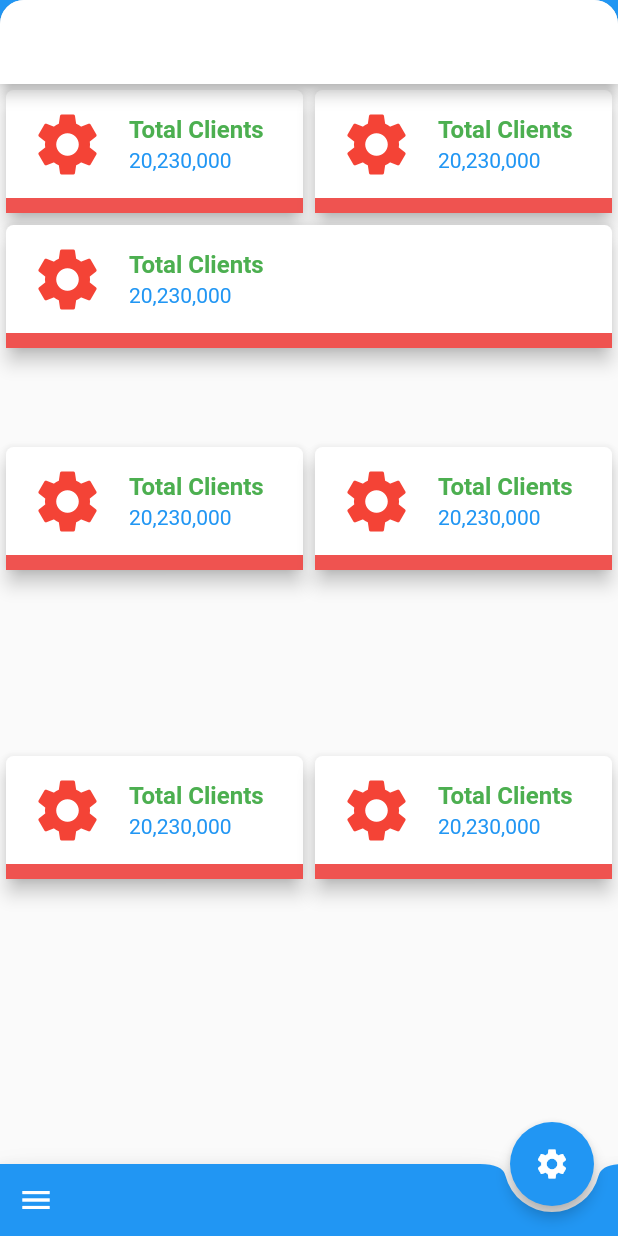
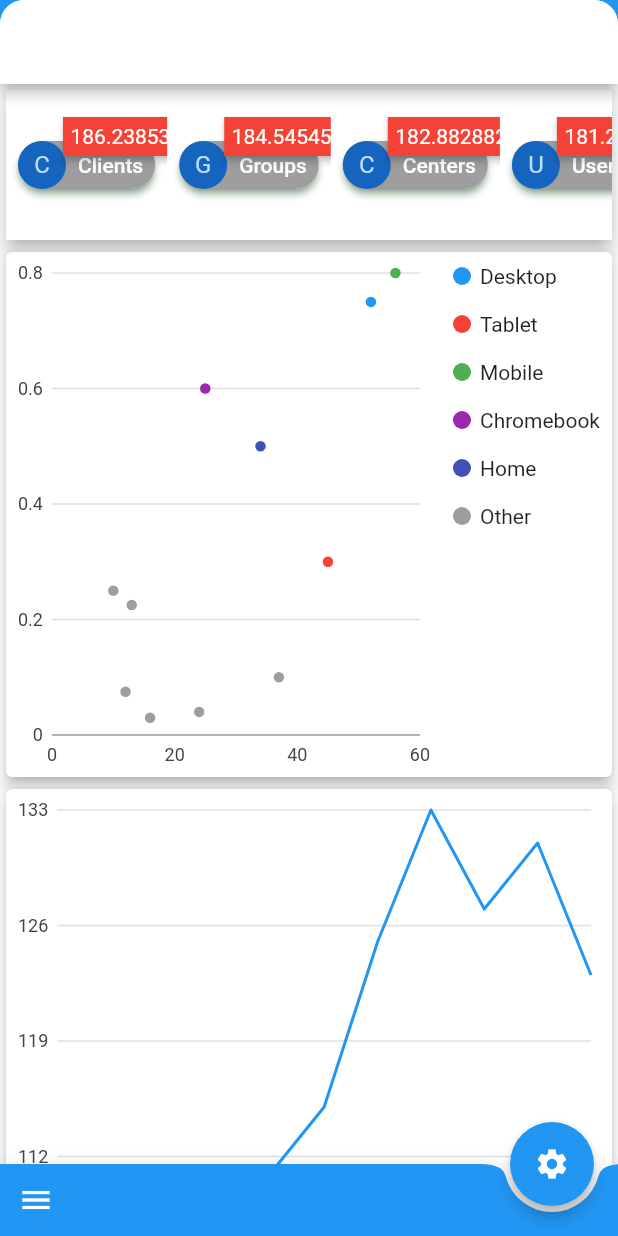
Before and after one commit to elirehema/iirc_flutter_d, a Flutter app: the MyHomeScreen screen opened directly, on a phone screen of 412 x 824 dp. Run offline on Flutter 3.47's test engine with Material 2 defaults, Android fonts, the phone set to English and light mode, and no system bars; drawn by our look-alikes of backdrop, badges; our stand-ins replace charts_flutter, connectivity, flutter_secure_storage; accounts and stored records are empty.

Commit message:
Home Chips

```diff
--- a/lib/routes.dart
+++ b/lib/routes.dart
@@ -8,7 +8,7 @@ class Routes {
       '/HomeScreen': (BuildContext context) => new  HomeScreen(),
       '/LoginScreen': (BuildContext context) => new  Login(),
       '/GaugeScreen': (BuildContext context) => new GroupedStackedWeightPatternBarChart.withSampleData(),
-      '/Setting': (BuildContext context) => new SettingPage(),
+      '/setting': (BuildContext context) => new SettingPage(),
     };
 
     Routes(){
--- /dev/null
+++ b/lib/screens/ChartScreens/BucketingAxisScatterPlotChart.dart
@@ -0,0 +1,136 @@
+/// Example of a scatter plot chart with a bucketing measure axis and a legend.
+///
+/// A bucketing measure axis positions all values beneath a certain threshold
+/// into a reserved space on the axis range. The label for the bucket line will
+/// be drawn in the middle of the bucket range, rather than aligned with the
+/// gridline for that value's position on the scale.
+import 'package:charts_flutter/flutter.dart' as charts;
+import 'package:flutter/material.dart';
+
+class BucketingAxisScatterPlotChart extends StatelessWidget {
+  final List<charts.Series> seriesList;
+  final bool animate;
+
+  BucketingAxisScatterPlotChart(this.seriesList, {this.animate});
+
+  /// Creates a [ScatterPlotChart] with sample data and no transition.
+  factory BucketingAxisScatterPlotChart.withSampleData() {
+    return new BucketingAxisScatterPlotChart(
+      _createSampleData(),
+      // Disable animations for image tests.
+      animate: false,
+    );
+  }
+
+
+  @override
+  Widget build(BuildContext context) {
+    return new charts.ScatterPlotChart(seriesList,
+        // Set up a bucketing axis that will place all values below 0.1 (10%)
+        // into a bucket at the bottom of the chart.
+        //
+        // Configure a tick count of 3 so that we get 100%, 50%, and the
+        // threshold.
+        primaryMeasureAxis: new charts.BucketingAxisSpec(
+            threshold: 0.1,
+            tickProviderSpec: new charts.BucketingNumericTickProviderSpec(
+                desiredTickCount: 3)),
+        // Add a series legend to display the series names.
+        behaviors: [
+          new charts.SeriesLegend(position: charts.BehaviorPosition.end),
+        ],
+        animate: animate);
+  }
+
+  /// Create one series with sample hard coded data.
+  static List<charts.Series<LinearSales, int>> _createSampleData() {
+    final myFakeDesktopData = [
+      new LinearSales(52, 0.75, 14.0),
+    ];
+
+    final myFakeTabletData = [
+      new LinearSales(45, 0.3, 18.0),
+    ];
+
+    final myFakeMobileData = [
+      new LinearSales(56, 0.8, 17.0),
+    ];
+
+    final myFakeChromebookData = [
+      new LinearSales(25, 0.6, 13.0),
+    ];
+
+    final myFakeHomeData = [
+      new LinearSales(34, 0.5, 15.0),
+    ];
+
+    final myFakeOtherData = [
+      new LinearSales(10, 0.25, 15.0),
+      new LinearSales(12, 0.075, 14.0),
+      new LinearSales(13, 0.225, 15.0),
+      new LinearSales(16, 0.03, 14.0),
+      new LinearSales(24, 0.04, 13.0),
+      new LinearSales(37, 0.1, 14.5),
+    ];
+
+    return [
+      new charts.Series<LinearSales, int>(
+          id: 'Desktop',
+          colorFn: (LinearSales sales, _) =>
+              charts.MaterialPalette.blue.shadeDefault,
+          domainFn: (LinearSales sales, _) => sales.year,
+          measureFn: (LinearSales sales, _) => sales.revenueShare,
+          radiusPxFn: (LinearSales sales, _) => sales.radius,
+          data: myFakeDesktopData),
+      new charts.Series<LinearSales, int>(
+          id: 'Tablet',
+          colorFn: (LinearSales sales, _) =>
+              charts.MaterialPalette.red.shadeDefault,
+          domainFn: (LinearSales sales, _) => sales.year,
+          measureFn: (LinearSales sales, _) => sales.revenueShare,
+          radiusPxFn: (LinearSales sales, _) => sales.radius,
+          data: myFakeTabletData),
+      new charts.Series<LinearSales, int>(
+          id: 'Mobile',
+          colorFn: (LinearSales sales, _) =>
+              charts.MaterialPalette.green.shadeDefault,
+          domainFn: (LinearSales sales, _) => sales.year,
+          measureFn: (LinearSales sales, _) => sales.revenueShare,
+          radiusPxFn: (LinearSales sales, _) => sales.radius,
+          data: myFakeMobileData),
+      new charts.Series<LinearSales, int>(
+          id: 'Chromebook',
+          colorFn: (LinearSales sales, _) =>
+              charts.MaterialPalette.purple.shadeDefault,
+          domainFn: (LinearSales sales, _) => sales.year,
+          measureFn: (LinearSales sales, _) => sales.revenueShare,
+          radiusPxFn: (LinearSales sales, _) => sales.radius,
+          data: myFakeChromebookData),
+      new charts.Series<LinearSales, int>(
+          id: 'Home',
+          colorFn: (LinearSales sales, _) =>
+              charts.MaterialPalette.indigo.shadeDefault,
+          domainFn: (LinearSales sales, _) => sales.year,
+          measureFn: (LinearSales sales, _) => sales.revenueShare,
+          radiusPxFn: (LinearSales sales, _) => sales.radius,
+          data: myFakeHomeData),
+      new charts.Series<LinearSales, int>(
+          id: 'Other',
+          colorFn: (LinearSales sales, _) =>
+              charts.MaterialPalette.gray.shadeDefault,
+          domainFn: (LinearSales sales, _) => sales.year,
+          measureFn: (LinearSales sales, _) => sales.revenueShare,
+          radiusPxFn: (LinearSales sales, _) => sales.radius,
+          data: myFakeOtherData),
+    ];
+  }
+}
+
+/// Sample linear data type.
+class LinearSales {
+  final int year;
+  final double revenueShare;
+  final double radius;
+
+  LinearSales(this.year, this.revenueShare, this.radius);
+}
--- /dev/null
+++ b/lib/screens/ChartScreens/LinearSales.dart
@@ -0,0 +1,8 @@
+/// Sample linear data type.
+class LinearSales {
+  final int year;
+  final double revenueShare;
+  final double radius;
+
+  LinearSales(this.year, this.revenueShare, this.radius);
+}
--- /dev/null
+++ b/lib/screens/ChartScreens/NonzeroBoundMeasureAxis.dart
@@ -0,0 +1,65 @@
+/// Example of timeseries chart that has a measure axis that does NOT include
+/// zero. It starts at 100 and goes to 140.
+import 'package:charts_flutter/flutter.dart' as charts;
+import 'package:flutter/material.dart';
+
+class NonzeroBoundMeasureAxis extends StatelessWidget {
+  final List<charts.Series> seriesList;
+  final bool animate;
+
+  NonzeroBoundMeasureAxis(this.seriesList, {this.animate});
+
+  /// Creates a [TimeSeriesChart] with sample data and no transition.
+  factory NonzeroBoundMeasureAxis.withSampleData() {
+    return new NonzeroBoundMeasureAxis(
+      _createSampleData(),
+      // Disable animations for image tests.
+      animate: false,
+    );
+  }
+
+
+  @override
+  Widget build(BuildContext context) {
+    return new charts.TimeSeriesChart(seriesList,
+        animate: animate,
+        // Provide a tickProviderSpec which does NOT require that zero is
+        // included.
+        primaryMeasureAxis: new charts.NumericAxisSpec(
+            tickProviderSpec:
+                new charts.BasicNumericTickProviderSpec(zeroBound: false)));
+  }
+
+  /// Create one series with sample hard coded data.
+  static List<charts.Series<MyRow, DateTime>> _createSampleData() {
+    final data = [
+      new MyRow(new DateTime(2017, 9, 25), 106),
+      new MyRow(new DateTime(2017, 9, 26), 108),
+      new MyRow(new DateTime(2017, 9, 27), 106),
+      new MyRow(new DateTime(2017, 9, 28), 109),
+      new MyRow(new DateTime(2017, 9, 29), 111),
+      new MyRow(new DateTime(2017, 9, 30), 115),
+      new MyRow(new DateTime(2017, 10, 01), 125),
+      new MyRow(new DateTime(2017, 10, 02), 133),
+      new MyRow(new DateTime(2017, 10, 03), 127),
+      new MyRow(new DateTime(2017, 10, 04), 131),
+      new MyRow(new DateTime(2017, 10, 05), 123),
+    ];
+
+    return [
+      new charts.Series<MyRow, DateTime>(
+        id: 'Headcount',
+        domainFn: (MyRow row, _) => row.timeStamp,
+        measureFn: (MyRow row, _) => row.headcount,
+        data: data,
+      )
+    ];
+  }
+}
+
+/// Sample time series data type.
+class MyRow {
+  final DateTime timeStamp;
+  final int headcount;
+  MyRow(this.timeStamp, this.headcount);
+}
--- a/lib/screens/ChartScreens/SimpleBarGraph.dart
+++ b/lib/screens/ChartScreens/SimpleBarGraph.dart
@@ -1,6 +1,7 @@
 
 import 'package:flutter/material.dart';
 import 'package:charts_flutter/flutter.dart' as charts;
+
 
 class SimpleBarChart extends StatelessWidget{
   final List<charts.Series> seriesList;
--- a/lib/screens/ChartScreens/index.dart
+++ b/lib/screens/ChartScreens/index.dart
@@ -5,3 +5,4 @@ export 'StackedBarChart.dart';
 export 'Gauge_Chart_Screen.dart';
 export 'GroupedStackedWeightPatternBarChart.dart';
 export 'StackedHorizontalBarChart.dart';
+export './NonzeroBoundMeasureAxis.dart';
--- a/lib/screens/home_screen.dart
+++ b/lib/screens/home_screen.dart
@@ -1,7 +1,10 @@
+import 'package:amala_statistics/screens/ChartScreens/BucketingAxisScatterPlotChart.dart';
 import 'package:amala_statistics/screens/ChartScreens/index.dart';
+import 'package:amala_statistics/screens/page_settings.dart';
 import 'package:amala_statistics/widgets/index.dart';
 import 'package:backdrop/backdrop.dart';
 import 'package:flutter/material.dart';
+import 'package:badges/badges.dart';
 
 class HomeScreen extends StatelessWidget {
   @override
@@ -52,12 +55,24 @@ class _HomeScreenState extends State<MyHomeScreen> {
     GroupedBarTargetLineChart.withSampleData(),
     StackedHorizontalBarChart.withSampleData(),
     StackedAreaLineChart.withSampleData(),
+    BucketingAxisScatterPlotChart.withSampleData(),
   ];
-  final List<String> reportList = [
-    'Active Loans',
-    'Active Clients',
+  final List<String> reportTitle = [
+
+    'Clients',
+    'Groups',
+    'Centers',
     'Users',
-    'No. of Offices'
+    'Employees',
+    'Offices',
+    'Tellers',
+    'Loans',
+    'OverDue',
+    'Savings',
+    'Shares',
+    'Reports',
+
+
   ];
 
   final List<int> colorCodes = <int>[600, 500, 400, 300];
@@ -82,7 +97,6 @@ class _HomeScreenState extends State<MyHomeScreen> {
         key: _scaffoldKey,
         backgroundColor: Colors.transparent,
         appBar: AppBar(
-          title: Text('App Bar'),
           backgroundColor: Colors.white,
           shape: RoundedRectangleBorder(
             borderRadius: BorderRadius.vertical(
@@ -93,62 +107,47 @@ class _HomeScreenState extends State<MyHomeScreen> {
         body: Center(
           child: new Container(
             child: ListView(
+
               children: <Widget>[
-                Row(
-                  children: <Widget>[
-                    Flexible(
-                      child: AppHomescreenCard(
-                        '',
-                      ),
-                    ),
-                    Flexible(
-                      child: AppHomescreenCard(
-                        '',
-                      ),
-                    )
-                  ],
+                Card(
+                  elevation: 5,
+                  child: SizedBox(
+                  // Horizontal ListView
+                  height: 100,
+                  child: ListView.builder(
+                    itemCount: reportTitle.length,
+                    scrollDirection: Axis.horizontal,
+                    itemBuilder: (context, index) {
+                      return Container(
+                        width: null,
+                        padding: const EdgeInsets.all(8.0),
+                        alignment: Alignment.center,
+                        color: Colors.white,
+                        child: ChipWidget('chip',nameText: reportTitle[index],valueText: '${(2030/(109+index)*10)}',index: index,),
+                      );
+                    },
+                  ),
                 ),
-                AppHomescreenCard(
-                  '',
-                ),
-                GridView.count(
-                  crossAxisCount: 2,
-                  physics: ScrollPhysics(), // to disable GridView's scrolling
-                  shrinkWrap: true,
+            ),
+            Card(
+              elevation: 4.0,
+              child: SizedBox(
+                height: 350,
+                child: BucketingAxisScatterPlotChart.withSampleData(),
+              )
+            ),
+             Card(
+              elevation: 4.0,
+              child: SizedBox(
+                height: 350,
+                child: NonzeroBoundMeasureAxis.withSampleData(),
+              )
+            ),
 
-                  children: List.generate(reportList.length, (index) {
-                    return Center(
-                      child: AppHomescreenCard('app_home_bar',
-                      index: index,
-                      tittle: reportList[index],
-                      )
-                    );
-                  }),
-                ),
               ],
             ),
           ),
         ),
-
-        /* CustomScrollView(
-          controller: _scrollController,
-          slivers: <Widget>[
-            SliverFixedExtentList(
-              itemExtent: 150.0,
-              delegate: SliverChildBuilderDelegate((BuildContext context, int index) {
-                return Container(
-                    color: Colors.white,
-                    child: AppHomescreenCard('app_home_screen',
-                    index: index,
-                      tittle: 'Screen',
-                      subtitle: 'Subtitle ${{index}}',
-                    ),
-
-                    );
-              }, childCount: widgetList.length),
-            ),
-          ],
-        ),*/
         drawer: Drawer(
           child: ListView(
             padding: EdgeInsets.zero,
@@ -205,12 +204,10 @@ class _HomeScreenState extends State<MyHomeScreen> {
           ),
         ),
         floatingActionButton: AppFloatingActionButton(
-            'app_floating_action_button',
-            onPressed: (){
-              Navigator.pushNamed(context, '/Setting');
-            },
-            tooltip: 'Increment Counter',
-            child: Icon(Icons.settings)),
+            'app_floating_action_button', onPressed: () {
+          Navigator.push(context,
+              new MaterialPageRoute(builder: (context) => new SettingPage()));
+        }, tooltip: 'Increment Counter', child: Icon(Icons.settings)),
         floatingActionButtonLocation: FloatingActionButtonLocation.endDocked,
       ),
       iconPosition: BackdropIconPosition.leading,
@@ -220,88 +217,5 @@ class _HomeScreenState extends State<MyHomeScreen> {
         ),
       ],
     );
-    /*return new Scaffold(
-      extendBody: true,
-      body: CustomScrollView(
-        controller: _scrollController,
-        slivers: <Widget>[
-
-          SliverFixedExtentList(
-            itemExtent: 330.0,
-            delegate:
-                SliverChildBuilderDelegate((BuildContext context, int index) {
-              return Container(
-                  alignment: Alignment.center,
-                  color: Colors.teal[900],
-                  child: new Card(
-                    color: Colors.amber[index * 100],
-                    child: widgetList[index],
-                  ));
-            }, childCount: widgetList.length),
-          ),
-        ],
-      ),
-      drawer: Drawer(
-        child: ListView(
-          padding: EdgeInsets.zero,
-          children: <Widget>[
-            DrawerHeader(
-              child: Text(
-                'Flutter Intro',
-                style: TextStyle(
-                    fontWeight: FontWeight.bold,
-                    fontSize: 25,
-                    color: Colors.white70),
-              ),
-              decoration: BoxDecoration(
-                color: Colors.blue,
-                image: DecorationImage(
-                  image: ExactAssetImage('images/icon_three.jpg'),
-                  fit: BoxFit.cover,
-                ),
-              ),
-            ),
-            Divider(
-              height: 8.0,
-              color: Colors.teal,
-              indent: 8.0,
-              endIndent: 8.0,
-            ),
-            ListTile(
-              leading: new Icon(
-                Icons.settings,
-                color: Colors.black,
-              ),
-              title: Text('Settings'),
-              subtitle: Text(_lorem),
-              dense: true,
-              onTap: () {
-                Navigator.pushNamed(context, '/inputs');
-              },
-            ),
-          ],
-        ),
-      ),
-      bottomNavigationBar: AppBottomAppBar(
-        'floating_action_button',
-        child: new Row(
-          mainAxisSize: MainAxisSize.max,
-          children: <Widget>[
-            IconButton(
-              icon: Icon(Icons.menu, color: Colors.white),
-              onPressed: () {
-                _scaffoldKey.currentState.openDrawer();
-              },
-            ),
-          ],
-        ),
-      ),
-      floatingActionButton: AppFloatingActionButton(
-          'app_floating_action_button',
-          onPressed: null,
-          tooltip: 'Increment Counter',
-          child: Icon(Icons.settings)),
-      floatingActionButtonLocation: FloatingActionButtonLocation.endDocked,
-    );*/
   }
 }
--- a/lib/screens/page_settings.dart
+++ b/lib/screens/page_settings.dart
@@ -15,7 +15,6 @@ class _SettingPageState extends State<SettingPage> {
 
   @override
   void initState() {
-    // TODO: implement initState
     super.initState();
 
   }
--- /dev/null
+++ b/lib/widgets/chip_widget.dart
@@ -0,0 +1,48 @@
+
+
+import 'package:amala_statistics/utils/responsive_screen.dart';
+import 'package:flutter/material.dart';
+import 'package:badges/badges.dart';
+
+class ChipWidget extends StatefulWidget {
+  final String nameText;
+  final String valueText;
+  final int index;
+
+  ChipWidget(String s,{
+    this.nameText,
+    this.valueText,
+    this.index
+
+});
+
+  @override
+  _ChipWidgetState createState() => _ChipWidgetState();
+}
+
+class _ChipWidgetState extends State<ChipWidget> {
+  @override
+  Widget build(BuildContext context) {
+    Screen size = Screen(MediaQuery.of(context).size);
+
+    // TODO: implement build
+    return Badge(
+      badgeContent: Text(widget.valueText, style: TextStyle(color: Colors.white),),
+      position: BadgePosition.topLeft(top: -8, left: 30),
+      shape: BadgeShape.square,
+      animationType: BadgeAnimationType.slide,
+      child:  Chip(
+        avatar: CircleAvatar(
+          backgroundColor: Colors.blue[8 * 100],
+          child: Text('${widget.nameText[0].toUpperCase()}'),
+        ),
+        backgroundColor: Colors.grey,
+        padding: EdgeInsets.all(0),
+        label: Text(widget.nameText, style: TextStyle(color: Colors.white)),
+        elevation: 2.0,
+        shadowColor: Colors.green[800],
+      ),
+    );
+  }
+
+}
--- a/lib/widgets/app_homescreen_card.dart
+++ b/lib/widgets/home_info_cards.dart
@@ -1,6 +1,7 @@
 import 'package:flutter/material.dart';
+import 'package:amala_statistics/utils/utils.dart';
 
-class AppHomescreenCard extends StatelessWidget {
+class HomeInfoCards extends StatefulWidget {
   final VoidCallback onPressed;
   final TextStyle buttonTextStyle;
   final String tittle;
@@ -9,8 +10,7 @@ class AppHomescreenCard extends StatelessWidget {
   final int index;
 
   //passing props in react style
-  AppHomescreenCard(
-    String s, {
+  HomeInfoCards(String s,{
     this.index,
     this.tittle,
     this.subtitle,
@@ -18,9 +18,16 @@ class AppHomescreenCard extends StatelessWidget {
     this.onPressed,
     this.buttonTextStyle,
   });
+  @override
+  _HomeInfoCardsState createState() => _HomeInfoCardsState();
+}
+
+class _HomeInfoCardsState extends State<HomeInfoCards> {
 
   @override
   Widget build(BuildContext context) {
+
+    Screen size = Screen(MediaQuery.of(context).size);
     return new Container(
       width: null,
       child: Card(
@@ -30,49 +37,29 @@ class AppHomescreenCard extends StatelessWidget {
         elevation: 5,
         color: Colors.white,
         child: Column(
+          crossAxisAlignment: CrossAxisAlignment.stretch,
           mainAxisSize: MainAxisSize.min,
           children: <Widget>[
-            const ListTile(
+          ListTile(
               leading: Icon(
                 Icons.settings,
                 size: 50,
                 color: Colors.red,
               ),
-              title: Text('Total Clients',
+              title: Text(widget.tittle,
                   style: TextStyle(
                       color: Colors.green, fontWeight: FontWeight.bold)),
               subtitle:
-                  Text('20,230,000', style: TextStyle(color: Colors.blue)),
+                  Text('widget.subtitle', style: TextStyle(color: Colors.blue)),
             ),
             Container(
               color: Colors.red[400],
               height: 10.0,
-             /* child: ButtonTheme.bar(
-                textTheme: ButtonTextTheme.accent,
-                buttonColor: Colors.greenAccent,
-                child: ButtonBar(
-                  mainAxisSize: MainAxisSize.max,
-                  children: <Widget>[
-                    Row(
-                      children: <Widget>[
-                        RaisedButton(
-                          child: const Text('Edit',
-                              style: TextStyle(color: Colors.green)),
-                          onPressed: () {},
-                        ),
-                        RaisedButton(
-                          child: const Text('Delete',
-                              style: TextStyle(color: Colors.green)),
-                          onPressed: () {},
-                        ),
-                      ],
-                    )
-                  ],
-                ),
-              ),*/
+
             ),
           ],
         ),
+
       ),
     );
   }
--- a/lib/widgets/index.dart
+++ b/lib/widgets/index.dart
@@ -1,7 +1,7 @@
 export './app_button.dart';
 export './app_bottom_navigation_bar.dart';
 export './app_floating_action_buttom.dart';
-export './app_homescreen_card.dart';
+export './home_info_cards.dart';
 export './dots_indicator.dart';
 export './gradient_text.dart';
 export './boxfield.dart';
@@ -13,3 +13,4 @@ export './progress_widget.dart';
 export './tabs_chips.dart';
 export './setting_section.dart';
 export './switch_row.dart';
+export './chip_widget.dart';
--- a/lib/widgets/progress_widget.dart
+++ b/lib/widgets/progress_widget.dart
@@ -1,4 +1,4 @@
-import 'dart:io';
+
 
 import 'package:flutter/cupertino.dart';
 import 'package:flutter/material.dart';
--- a/lib/widgets/setting_section.dart
+++ b/lib/widgets/setting_section.dart
@@ -1,7 +1,6 @@
 import 'package:flutter/material.dart';
 import 'package:amala_statistics/utils/utils.dart';
 
-import 'tile_row.dart';
 
 class SettingSection extends StatefulWidget {
   final String headerText;
--- a/pubspec.yaml
+++ b/pubspec.yaml
@@ -35,6 +35,7 @@ dev_dependencies:
   backdrop: ^0.1.8
   connectivity: ^0.4.5
   flutter_secure_storage: ^3.3.1+1
+  badges: ^1.1.0
 
 # For information on the generic Dart part of this file, see the
 # following page: https://dart.dev/tools/pub/pubspec
```
Also changed, not shown: pubspec.lock.
